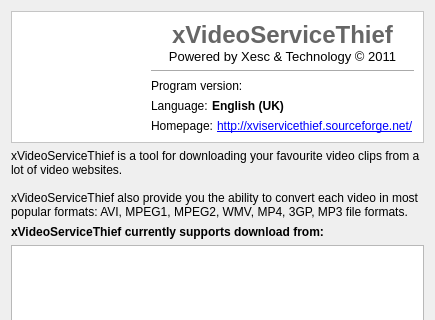
ckorn/xvst, file ui/information.ui: the form before one commit; both pictures show x 0 to 435 and y 0 to 320 of the 435 by 500 pixel window.
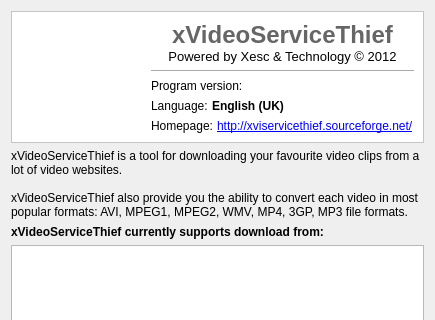
The form after the commit. Icons and pictures are not drawn.

```diff
--- a/ui/information.ui
+++ b/ui/information.ui
@@ -65,7 +65,7 @@
         <item>
          <widget class="QLabel" name="lblHeader">
           <property name="text">
-           <string notr="true">&lt;html&gt;&lt;head&gt;&lt;meta name=&quot;qrichtext&quot; content=&quot;1&quot; /&gt;&lt;title&gt;xVideoServiceThief&lt;/title&gt;&lt;/head&gt;&lt;body&gt;&lt;div align=&quot;center&quot;&gt;&lt;p&gt;&lt;span style=&quot;font-size: 24px; font-family: Arial, Helvetica, sans-serif; font-weight: bold; color: #666666;&quot;&gt;xVideoServiceThief&lt;/span&gt;&lt;br /&gt;&lt;span style=&quot;font-family: Arial, Helvetica, sans-serif;font-size: 13px;&quot;&gt;Powered by Xesc &amp;amp; Technology &amp;copy; 2011&lt;/span&gt;&lt;/p&gt;&lt;/div&gt;&lt;/body&gt;&lt;/html&gt;</string>
+           <string notr="true">&lt;html&gt;&lt;head&gt;&lt;meta name=&quot;qrichtext&quot; content=&quot;1&quot; /&gt;&lt;title&gt;xVideoServiceThief&lt;/title&gt;&lt;/head&gt;&lt;body&gt;&lt;div align=&quot;center&quot;&gt;&lt;p&gt;&lt;span style=&quot;font-size: 24px; font-family: Arial, Helvetica, sans-serif; font-weight: bold; color: #666666;&quot;&gt;xVideoServiceThief&lt;/span&gt;&lt;br /&gt;&lt;span style=&quot;font-family: Arial, Helvetica, sans-serif;font-size: 13px;&quot;&gt;Powered by Xesc &amp;amp; Technology &amp;copy; 2012&lt;/span&gt;&lt;/p&gt;&lt;/div&gt;&lt;/body&gt;&lt;/html&gt;</string>
           </property>
           <property name="alignment">
            <set>Qt::AlignCenter</set>
```
